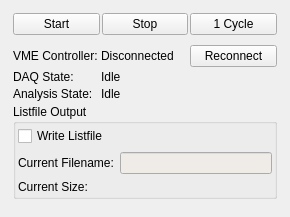
flueke/mvme, file src/daqcontrol_widget.ui: the form before one commit.
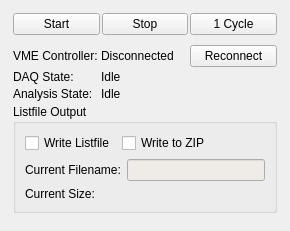
The form after the commit.

The edit to the form file:
```diff
--- a/src/daqcontrol_widget.ui
+++ b/src/daqcontrol_widget.ui
@@ -7,7 +7,7 @@
     <x>0</x>
     <y>0</y>
     <width>290</width>
-    <height>217</height>
+    <height>231</height>
    </rect>
   </property>
   <property name="windowTitle">
@@ -131,23 +131,52 @@
          <string>Listfile Output</string>
         </property>
         <layout class="QFormLayout" name="formLayout_2">
-         <property name="leftMargin">
-          <number>2</number>
-         </property>
-         <property name="topMargin">
-          <number>2</number>
-         </property>
-         <property name="rightMargin">
-          <number>2</number>
-         </property>
-         <property name="bottomMargin">
-          <number>2</number>
-         </property>
          <item row="0" column="0" colspan="2">
-          <widget class="QCheckBox" name="cb_writeListfile">
-           <property name="text">
-            <string>Write Listfile</string>
+          <widget class="QFrame" name="frame_3">
+           <property name="frameShape">
+            <enum>QFrame::NoFrame</enum>
            </property>
+           <layout class="QHBoxLayout" name="horizontalLayout_3">
+            <property name="leftMargin">
+             <number>0</number>
+            </property>
+            <property name="topMargin">
+             <number>0</number>
+            </property>
+            <property name="rightMargin">
+             <number>0</number>
+            </property>
+            <property name="bottomMargin">
+             <number>0</number>
+            </property>
+            <item>
+             <widget class="QCheckBox" name="cb_writeListfile">
+              <property name="text">
+               <string>Write Listfile</string>
+              </property>
+             </widget>
+            </item>
+            <item>
+             <widget class="QCheckBox" name="cb_writeZip">
+              <property name="text">
+               <string>Write to ZIP</string>
+              </property>
+             </widget>
+            </item>
+            <item>
+             <spacer name="horizontalSpacer">
+              <property name="orientation">
+               <enum>Qt::Horizontal</enum>
+              </property>
+              <property name="sizeHint" stdset="0">
+               <size>
+                <width>1</width>
+                <height>5</height>
+               </size>
+              </property>
+             </spacer>
+            </item>
+           </layout>
           </widget>
          </item>
          <item row="1" column="0">
```
